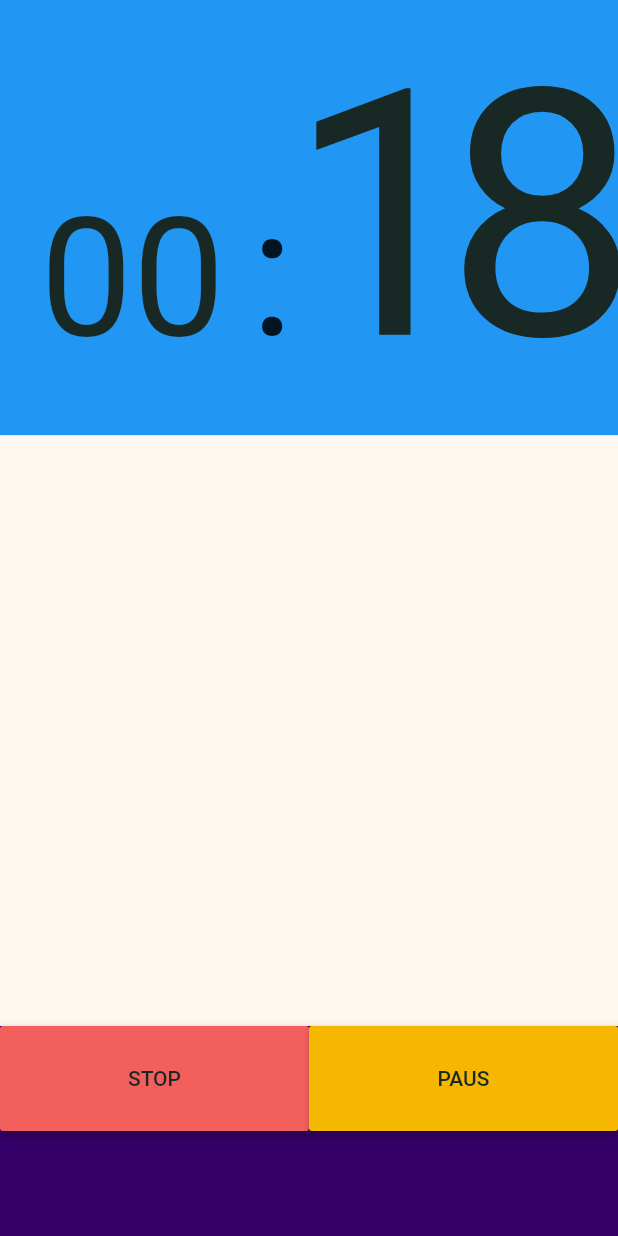
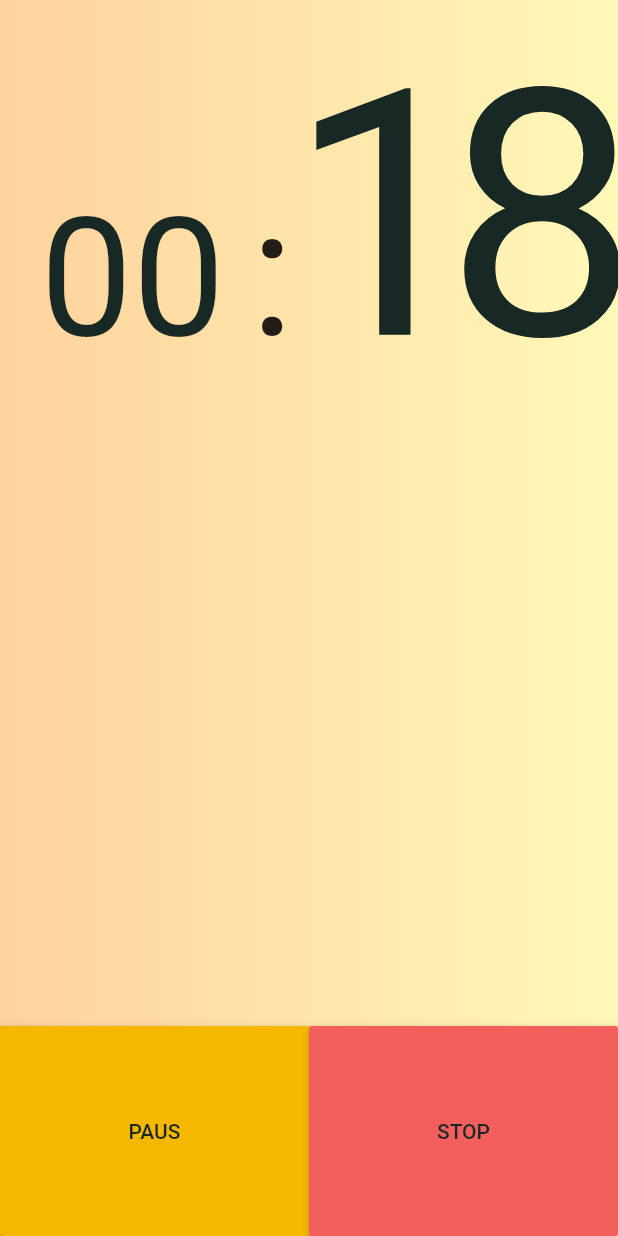
Before and after one commit to juliaBystrom/tabata-timer, a Flutter app: the screen it shows after launch, after a tap on "START", on a phone screen of 412 x 824 dp. Run offline on Flutter 3.47's test engine with Material 2 defaults, Android fonts, the light colour scheme and no system bars; our stand-ins replace google_fonts.

Commit message:
Redid tabataInfo to be more scalable for different wokout states: work,rest,prep. Implemented Preparing  time for tabata workout

```diff
--- a/tabataTimerApp/lib/MainScreen/clockDisplay.dart
+++ b/tabataTimerApp/lib/MainScreen/clockDisplay.dart
@@ -71,7 +71,7 @@ class _ClockDisplayState extends State<ClockDisplay> {
         widget.minutes.toString().padLeft(2, '0').substring(1, 2);
 
     return Container(
-        color: Colors.blue,
+        // color: Colors.blue,
         padding: EdgeInsets.all(10),
 
         child: Table(
--- a/tabataTimerApp/lib/MainScreen/mainScreen.dart
+++ b/tabataTimerApp/lib/MainScreen/mainScreen.dart
@@ -85,7 +85,6 @@ class _MainScreenState extends State<MainScreen> {
 
   void startTabata(bool finish) {
     // initTabata();
-
     setState(() {
       if (!finish) {
         isActive = !isActive;
@@ -96,6 +95,20 @@ class _MainScreenState extends State<MainScreen> {
       }
     });
     print("Tabata started");
+  }
+
+  void timerOnOff() {
+    setState(() {
+      isActive = !isActive;
+    });
+  }
+
+  void timerFinish() {
+    setState(() {
+      secondsPassed = widget.tabataInfo.tabataHandler.getActiveTime();
+      isActive = false;
+      print("tabata finished");
+    });
   }
 
   @override
@@ -113,7 +126,9 @@ class _MainScreenState extends State<MainScreen> {
     }
 
     if (!widget.mainScreenFunctionsSet) {
-      widget.tabataInfo.setMainScreenFunctions(newTabataInfo, startTabata);
+      // widget.tabataInfo.setMainScreenFunctions(newTabataInfo, startTabata);
+      widget.tabataInfo.setMainScreenFunctions(newTabataInfo, timerOnOff,timerFinish);
+
       widget.mainScreenFunctionsSet = true;
     }
 
--- a/tabataTimerApp/lib/SettingsWidgets/ButtonSettingsSheet.dart
+++ b/tabataTimerApp/lib/SettingsWidgets/ButtonSettingsSheet.dart
@@ -14,43 +14,38 @@ class ButtonSettingsSheet extends StatefulWidget {
 class _ButtonSettingsSheetState extends State<ButtonSettingsSheet> {
   bool showButton = true;
 
-  @override
-  Widget build(BuildContext context) {
-    return showButton
-        ? FlatButton(
-            // backgroundColor: Colors.green,
-            onPressed: () {
+  void buttonPressed() {
     var bottomSheetController = showModalBottomSheet(
       context: context,
       backgroundColor: Colors.transparent,
       builder: (context) => Container(
         height: 500,
-                  // clipBehavior: ,
-                  //clipBehavior: Clip.antiAliasWithSaveLayer,
+        decoration: BoxDecoration(
 
-                  decoration: BoxDecoration(
           gradient: RadialGradient(
             colors: [
-                        const Color(0xff340068),
-                        const Color(0xff5200a3),
-                        // const Color(0xff7000e0),
+              const Color(0xffFFF8F0),
+              const Color(0xffFFF8F0),
+              Colors.black,
             ],
-                      radius: 0.9,
+            radius: 1.8,
             center: FractionalOffset(0.5, 1),
           ),
-                    // shape: BoxShape.rectangle,
+          boxShadow: [
+            BoxShadow(
+              blurRadius: 10,
+              spreadRadius: 2,
+            )
+          ],
           borderRadius: BorderRadius.only(
             topLeft: Radius.circular(50),
             topRight: Radius.circular(50),
           ),
-                    // backgroundBlendMode: BlendMode.xor,
-                    //RoundedRectangleBorder(borderRadius: BorderRadius.circular(25)),
         ),
         padding: EdgeInsets.all(20),
         child: SettingsPane(widget.tabataInfo),
       ),
     );
-
     showFoatingActionButton(false);
     bottomSheetController.whenComplete(() {
       showFoatingActionButton(true);
@@ -62,21 +57,28 @@ class _ButtonSettingsSheetState extends State<ButtonSettingsSheet> {
       widget.tabataInfo.newTabataInfo();
       print("stängd modal bottom sheet");
     });
+  }
 
-              /*       bottomSheetController.closed.then((value) {
-              showFoatingActionButton(true);
-                // Updates the tabataHandler with the new settings
-                widget.tabataInfo.updateTabataHandler();
-
-              }); */
-            },
-            shape: CircleBorder(),
-            color: Colors.pink,
-            child: Container(
-              child: Text("Settings"),
+  @override
+  Widget build(BuildContext context) {
+    return showButton
+        ? Container(
+            height: 60,
+            width: 60,
+            child: RaisedButton(
+              onPressed: buttonPressed,
+              child: Center(
+                child: Icon(
+                  Icons.settings,
+                  size: 30,
+                  semanticLabel: "Settings",
+                ),
+              ),
             ),
           )
-        : Container();
+        : Container(
+            // Empty Container
+            );
   }
 
   void showFoatingActionButton(bool value) {
--- a/tabataTimerApp/lib/StartButton/pausButton.dart
+++ b/tabataTimerApp/lib/StartButton/pausButton.dart
@@ -17,9 +17,8 @@ class PausButton extends StatefulWidget {
 class _PausButtonState extends State<PausButton> {
   void onPressFunction() {
     setState(() {
-      widget.tabataInfo.startTabata(false);
-      widget.tabataInfo.tabataTrainingIsPaused =
-          !widget.tabataInfo.tabataTrainingIsPaused;
+      // widget.tabataInfo.startTabata(false);
+      widget.tabataInfo.pausWorkout();
     });
   }
 
--- a/tabataTimerApp/lib/StartButton/startButton.dart
+++ b/tabataTimerApp/lib/StartButton/startButton.dart
@@ -17,7 +17,9 @@ class StartButton extends StatefulWidget {
 class _StartButtonState extends State<StartButton> {
   void onPressFunction() {
     setState(() {
-      widget.tabataInfo.startTabata(false);
+      // widget.tabataInfo.startTabata(false);
+      widget.tabataInfo.startWorkout();
+
       widget.changeBottomNavBarVisibility();
     });
   }
@@ -27,7 +29,6 @@ class _StartButtonState extends State<StartButton> {
     return RaisedButton(
       onPressed: () {
         onPressFunction();
-        print(MediaQuery.of(context).size.width);
       },
       materialTapTargetSize: MaterialTapTargetSize.padded,
       color: Color(0xff31CB00),
--- a/tabataTimerApp/lib/StartButton/stopButton.dart
+++ b/tabataTimerApp/lib/StartButton/stopButton.dart
@@ -18,7 +18,8 @@ class StopButton extends StatefulWidget {
 class _StopButtonState extends State<StopButton> {
   void onPressFunction() {
     setState(() {
-      widget.tabataInfo.startTabata(true);
+      //widget.tabataInfo.startTabata(true);
+      // widget.tabataInfo.timerFinish();
       widget.tabataInfo.finishWorkout();
       widget.changeBottomNavBarVisibility();
     });
--- a/tabataTimerApp/lib/home.dart
+++ b/tabataTimerApp/lib/home.dart
@@ -2,7 +2,6 @@ import 'package:flutter/material.dart';
 import './MainScreen/mainScreen.dart';
 import 'SettingsWidgets/ButtonSettingsSheet.dart';
 import 'tabataInfo.dart';
-import './StartButton/startTimer.dart';
 import './StartButton/startButton.dart';
 import './StartButton/stopButton.dart';
 import './StartButton/pausButton.dart';
@@ -36,15 +35,15 @@ class _HomeState extends State<Home> {
         TableRow(children: [
           TableCell(
             child: Container(
-              height: 70,
-              child: StopButton(
+              height: 140,
+              child: PausButton(
                   widget.tabataInfo, changeBottomNavBarVisibility, size),
             ),
           ),
           TableCell(
             child: Container(
-              height: 70,
-              child: PausButton(
+              height: 140,
+              child: StopButton(
                   widget.tabataInfo, changeBottomNavBarVisibility, size),
             ),
           ),
@@ -53,34 +52,59 @@ class _HomeState extends State<Home> {
     );
 
     return Scaffold(
-      body: MainScreen(widget.tabataInfo),
+      body: Container(
+        decoration: BoxDecoration(
+          gradient: LinearGradient(
+            colors: [
+              const Color(0x5fff930f),
+              const Color(0x5ffff95b),
+            ],
+          ),
+        ),
+        child: MainScreen(widget.tabataInfo),
+      ),
       backgroundColor: Color(0xffFFF8F0),
+
       bottomNavigationBar: BottomAppBar(
         color: Color(0xff340068),
-
+        // color: Color(0xff271F30),
         child: Container(
           height: 140,
+          decoration: BoxDecoration(
+            gradient: LinearGradient(
+              colors: [
+                const Color(0xffff930f),
+                const Color(0xfffff95b),
+              ],
+
+            ),
+          ),
           child: Column(
             crossAxisAlignment: CrossAxisAlignment.stretch,
             mainAxisSize: MainAxisSize.max,
+            mainAxisAlignment: MainAxisAlignment.spaceBetween,
             children: [
               Container(
                 height: 70,
-                child: widget.tabataInfo.tabataTrainingIsOn
+                child: widget.tabataInfo.workoutStarted()
                     ? pausStopButtons
                     : StartButton(
                         widget.tabataInfo, changeBottomNavBarVisibility, size),
               ),
               widget.showNavBar
-                  ? Row(
-                      mainAxisAlignment: MainAxisAlignment.spaceBetween,
-                      children: [
-                        FlatButton(
-                          onPressed: () => {},
-                          child: Text("Button"),
-                        ),
-                        ButtonSettingsSheet(widget.tabataInfo),
-                      ],
+                  ? Container(
+                      padding: EdgeInsets.fromLTRB(10, 0, 10, 5),
+                      child: Row(
+                        mainAxisAlignment: MainAxisAlignment.spaceBetween,
+                        crossAxisAlignment: CrossAxisAlignment.center,
+                        children: [
+                          Placeholder(
+                            fallbackHeight: 60,
+                            fallbackWidth: 60,
+                          ),
+                          ButtonSettingsSheet(widget.tabataInfo)
+                        ],
+                      ),
                     )
                   : Container(
                       // empty container
--- a/tabataTimerApp/lib/tabataInfo.dart
+++ b/tabataTimerApp/lib/tabataInfo.dart
@@ -1,4 +1,17 @@
+enum WorkoutStatus {
+  notStarted,
+  tabataOn,
+  finished,
+}
+
+enum TabataStatus {
+  preparing,
+  working,
+  resting,
+}
+
 class TabtaInfo {
+  int secondsPrepTime;
   int secondsWorkTime;
   int secondsRestTime;
   int nrOfCycles;
@@ -7,53 +20,76 @@ class TabtaInfo {
   Function newTabataInfo;
   Function startTabata;
 
+  Function timerOnOff;
+  Function timerFinish;
+
   // bool used if there is an need to check if the functions newTabataInfo and startTabata have
   // been set before acsessed
   bool mainScreenFunctionsSet;
 
-  bool tabataTrainingIsOn;
-
-  bool finishedWorkout;
-
   bool tabataTrainingIsPaused;
 
+  WorkoutStatus status;
+
   TabtaInfo() {
+    // Default values
+    secondsPrepTime = 10;
     secondsWorkTime = 20;
     secondsRestTime = 10;
     nrOfCycles = 10;
     nrOfTabatas = 3;
+
+    // Flag for setting functions
     mainScreenFunctionsSet = false;
-    tabataHandler = new TabataHandler(secondsWorkTime, secondsRestTime,
-        nrOfCycles, nrOfTabatas, finishWorkout);
+
+    // Creates Default TabataHandler
+    tabataHandler = new TabataHandler(secondsPrepTime, secondsWorkTime,
+        secondsRestTime, nrOfCycles, nrOfTabatas, finishWorkout);
 
     // Initilizing the Functions to diminish acsessing null function issues
     newTabataInfo = () => {};
     startTabata = () => {};
-    finishedWorkout = false;
-    tabataTrainingIsOn = false;
+    timerOnOff = () => {};
+    timerFinish = () => {};
+
+    status = WorkoutStatus.notStarted;
 
     tabataTrainingIsPaused = false;
   }
 
   void finishWorkout() {
-    finishedWorkout = true;
+    timerFinish();
     tabataTrainingIsPaused = false;
+    status = WorkoutStatus.finished;
     // Resets the tabata progres
     updateTabataHandler();
   }
 
-  void setMainScreenFunctions(Function f, Function g) {
+  void pausWorkout() {
+    tabataTrainingIsPaused = !tabataTrainingIsPaused;
+    timerOnOff();
+  }
+
+  void startWorkout() {
+    status = WorkoutStatus.tabataOn;
+    timerOnOff();
+  }
+
+  bool workoutStarted() {
+    return (status == WorkoutStatus.tabataOn) ? true : false;
+  }
+
+  void setMainScreenFunctions(Function f, Function g, Function h) {
     newTabataInfo = f;
-    startTabata = (bool finish) {
-      g(finish);
-      if (!finish) {
-        tabataTrainingIsOn = !tabataTrainingIsOn;
-      } else {
-        tabataTrainingIsOn = false;
-      }
-      // tabataHandler.thisTabataIsOn = !tabataHandler.thisTabataIsOn;
-    };
+    timerOnOff = g;
+    timerFinish = h;
     mainScreenFunctionsSet = true;
+  }
+
+  void changeSecondsPrepTime(int s) {
+    if (0 <= (secondsPrepTime + s)) {
+      secondsPrepTime = secondsPrepTime + s;
+    }
   }
 
   void changeSecondsWorkTime(int s) {
@@ -81,8 +117,8 @@ class TabtaInfo {
   }
 
   void updateTabataHandler() {
-    tabataHandler = new TabataHandler(secondsWorkTime, secondsRestTime,
-        nrOfCycles, nrOfTabatas, finishWorkout);
+    tabataHandler = new TabataHandler(secondsPrepTime, secondsWorkTime,
+        secondsRestTime, nrOfCycles, nrOfTabatas, finishWorkout);
   }
 
   TabataHandler getTabataHandler() {
@@ -91,70 +127,77 @@ class TabtaInfo {
 }
 
 class TabataHandler {
+  int secondsPrepTime;
   int secondsWorkTime;
   int secondsRestTime;
   int nrOfCycles;
   int nrOfTabatas;
-  int nrOfCyclesInTabata;
-  bool isWorking;
-  bool isResting;
+
+  int nrOfActiveTabata;
+  int nrOfActiveCycle;
+  TabataStatus tabataStatus;
 
   Function finishWorkout;
 
-  TabataHandler(this.secondsWorkTime, this.secondsRestTime, this.nrOfCycles,
-      this.nrOfTabatas, this.finishWorkout) {
+  TabataHandler(
+      this.secondsPrepTime,
+      this.secondsWorkTime,
+      this.secondsRestTime,
+      this.nrOfCycles,
+      this.nrOfTabatas,
+      this.finishWorkout) {
     // Start with workout
-    isWorking = true;
-    isResting = false;
-    nrOfCyclesInTabata = nrOfCycles;
+    tabataStatus = TabataStatus.working;
+
+    nrOfActiveTabata = nrOfTabatas;
+    nrOfActiveCycle = nrOfCycles;
   }
 
   // Depending on the activity (resting or Working) this function gives
   // the total nr of secondsds. OBS when going to the next activity
   // updateInfo need to be called before
   int getActiveTime() {
-    if (isWorking) {
-      return secondsWorkTime;
-    } else if (isResting) {
-      return secondsRestTime;
-    } else {
-      // error
-      print("Error 999");
-      return 999;
+    switch (tabataStatus) {
+      case TabataStatus.working:
+        return secondsWorkTime;
+        break;
+      case TabataStatus.resting:
+        return secondsRestTime;
+        break;
+      case TabataStatus.preparing:
+        return secondsPrepTime;
+      default:
+        {
+          print("error: tabataInfo: getActiveTime");
+          return 999;
+        }
     }
   }
 
   // Should be called when the timer have gone to 0. Updates the current progress
   // of the tabata. OBS should be called before getActiveTime when transitioning to an another activity
   void updateInfo() {
-    if (isWorking) {
-      // Nothing to implement now
-    } else if (isResting) {
-      nrOfCyclesInTabata--;
+    if (tabataStatus == TabataStatus.working) {
+      tabataStatus = TabataStatus.resting;
+    } else if (tabataStatus == TabataStatus.resting) {
+      nrOfActiveCycle--;
+      if (nrOfActiveCycle <= 0) {
+        // Now one tabata have been done
+        nrOfActiveTabata--;
+        // When an new Tabata is started the number of cycles need to be reseted
+        nrOfActiveCycle = nrOfCycles;
+        // New tabata starts with preparing time
+        tabataStatus = TabataStatus.preparing;
+      } else {
+        tabataStatus = TabataStatus.working;
+      }
+    } else if (tabataStatus == TabataStatus.preparing) {
+      tabataStatus = TabataStatus.working;
     }
 
-    if (nrOfCyclesInTabata <= 0) {
-      // Now one tabata have been done
-      nrOfTabatas--;
-    }
-
-    if (nrOfTabatas <= 0) {
+    if (nrOfActiveTabata <= 0) {
       // Now all tabatas have been done
       finishWorkout();
     }
-
-    // Switch from work to rest
-    // TO DO implement prepere state between tabatas
-    _switchRestWork();
-  }
-
-  // function that switches from working to resting state
-  void _switchRestWork() {
-    isWorking = !isWorking;
-    isResting = !isResting;
-
-    if (isResting == isWorking) {
-      print("Error: isResting and isWorking is the same");
-    }
   }
 }
```
Also changed, not shown: tabataTimerApp/lib/SettingsWidgets/buttonTimeChange.dart (added, +43 -0 lines), tabataTimerApp/lib/SettingsWidgets/settingsPane.dart (+8 -13 lines), tabataTimerApp/lib/SettingsWidgets/timeChooser.dart (+42 -74 lines), tabataTimerApp/lib/StartButton/startTimer.dart (deleted, +0 -54 lines), tabataTimerApp/lib/StyleCollection/triangleClipper.dart (added, +33 -0 lines), tabataTimerApp/lib/StyleCollection/trianglePainter.dart (added, +79 -0 lines), 1 other file. Lines whose indentation alone changed are shown as unchanged.
